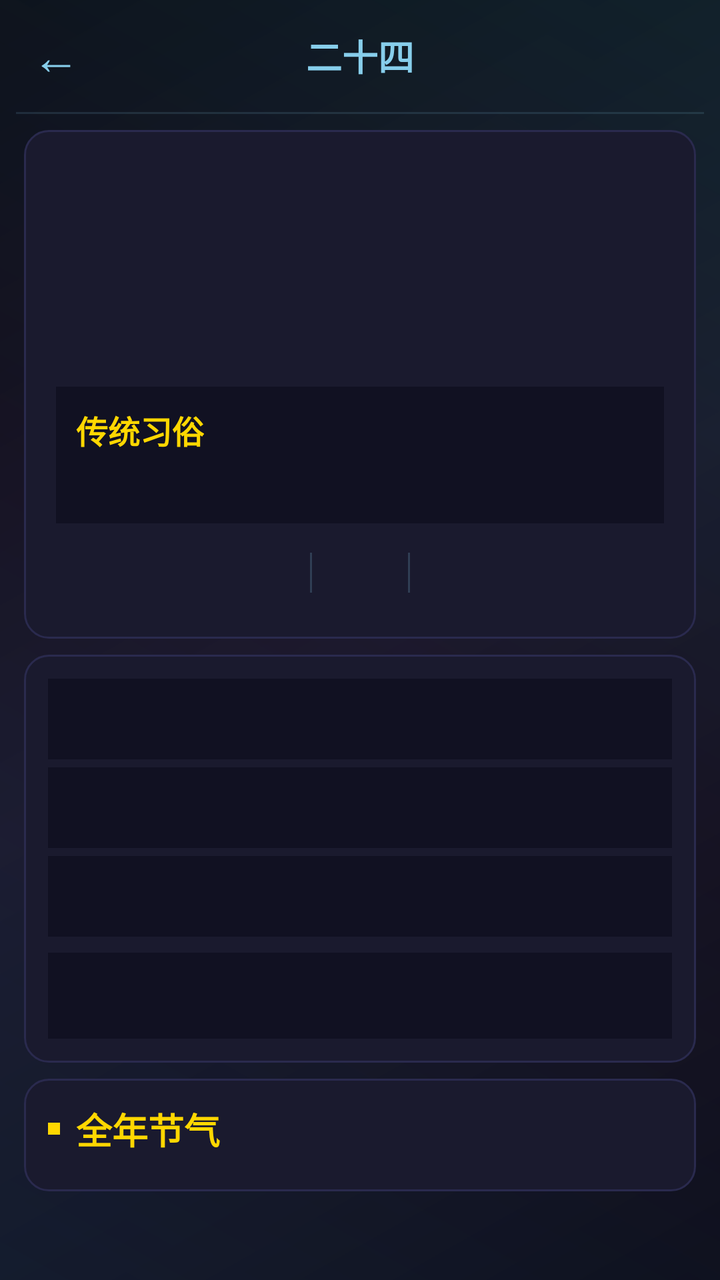
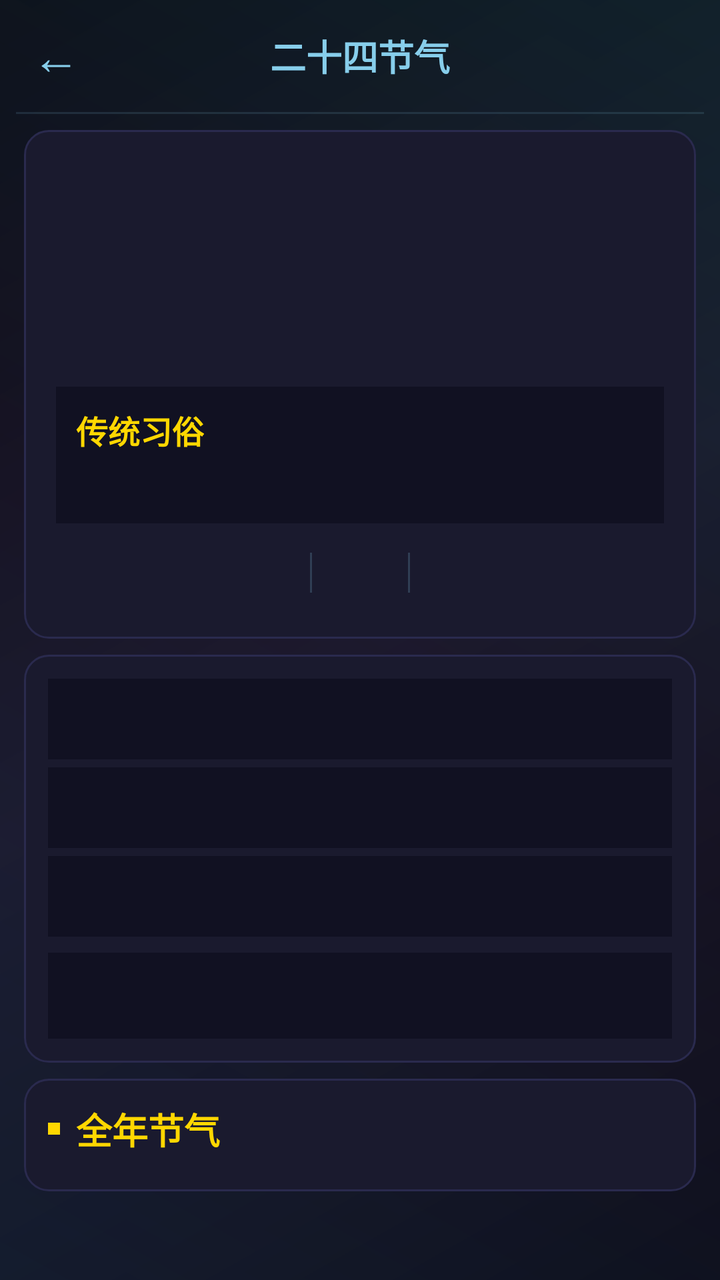

Screens rendered from an Android XML layout before and after an edit, with the pre-edit source and the edit as a unified diff.
<!-- AndroidManifest.xml: application theme Theme.TimeDisplay -->
<!-- res/layout/activity_jieqi.xml -->
<?xml version="1.0" encoding="utf-8"?>
<ScrollView xmlns:android="http://schemas.android.com/apk/res/android"
    android:layout_width="match_parent"
    android:layout_height="match_parent"
    android:background="@drawable/frosted_glass_background"
    android:scrollbarStyle="outsideOverlay">

    <LinearLayout
        android:layout_width="match_parent"
        android:layout_height="wrap_content"
        android:orientation="vertical"
        android:padding="8dp">

        <LinearLayout
            android:layout_width="match_parent"
            android:layout_height="wrap_content"
            android:orientation="horizontal"
            android:gravity="center_vertical">

            <LinearLayout
                android:id="@+id/backButton"
                android:layout_width="40dp"
                android:layout_height="40dp"
                android:gravity="center"
                android:clickable="true"
                android:onClick="goBack"
                android:background="?android:attr/selectableItemBackground">
                <TextView
                    android:layout_width="wrap_content"
                    android:layout_height="wrap_content"
                    android:text="←"
                    android:textSize="24sp"
                    android:textColor="#FF87CEEB"/>
            </LinearLayout>

            <TextView
                android:layout_width="0dp"
                android:layout_height="wrap_content"
                android:layout_weight="1"
                android:text="二十四"
                android:textSize="18sp"
                android:textColor="#FF87CEEB"
                android:gravity="center"
                android:fontFamily="sans-serif-light"
                android:textStyle="bold"/>

            <View
                android:layout_width="40dp"
                android:layout_height="40dp"/>
        </LinearLayout>

        <View
            android:layout_width="match_parent"
            android:layout_height="1dp"
            android:background="#2287CEEB"
            android:layout_marginVertical="8dp"/>

        <LinearLayout
            android:layout_width="match_parent"
            android:layout_height="wrap_content"
            android:orientation="vertical"
            android:gravity="center"
            android:padding="16dp"
            android:background="@drawable/card_background"
            android:layout_marginHorizontal="4dp">

            <TextView
                android:id="@+id/jieqiName"
                android:layout_width="wrap_content"
                android:layout_height="wrap_content"
                android:textSize="42sp"
                android:textColor="#FFD700"
                android:fontFamily="sans-serif-black"
                android:textStyle="bold"
                android:shadowColor="#88FFD700"
                android:shadowRadius="6"/>

            <TextView
                android:id="@+id/jieqiEnglish"
                android:layout_width="wrap_content"
                android:layout_height="wrap_content"
                android:textSize="14sp"
                android:textColor="#FF87CEEB"
                android:fontFamily="sans-serif-light"
                android:layout_marginTop="6dp"/>

            <TextView
                android:id="@+id/jieqiDate"
                android:layout_width="wrap_content"
                android:layout_height="wrap_content"
                android:textSize="14sp"
                android:textColor="#FFA500"
                android:fontFamily="sans-serif-light"
                android:layout_marginTop="4dp"/>

            <LinearLayout
                android:layout_width="match_parent"
                android:layout_height="wrap_content"
                android:orientation="vertical"
                android:layout_marginTop="8dp"
                android:padding="10dp"
                android:background="#111122">

                <TextView
                    android:layout_width="wrap_content"
                    android:layout_height="wrap_content"
                    android:text="传统习俗"
                    android:textSize="16sp"
                    android:textColor="#FFD700"
                    android:fontFamily="sans-serif-light"
                    android:textStyle="bold"
                    android:layout_marginBottom="6dp"/>

                <TextView
                    android:id="@+id/tradition"
                    android:layout_width="match_parent"
                    android:layout_height="wrap_content"
                    android:textSize="14sp"
                    android:textColor="#FF87CEEB"
                    android:fontFamily="sans-serif-light"
                    android:lineSpacingExtra="4dp"/>
            </LinearLayout>

            <LinearLayout
                android:layout_width="match_parent"
                android:layout_height="wrap_content"
                android:orientation="horizontal"
                android:gravity="center"
                android:layout_marginTop="8dp">

                <LinearLayout
                    android:id="@+id/prevJieqiLayout"
                    android:layout_width="wrap_content"
                    android:layout_height="wrap_content"
                    android:clickable="true"
                    android:background="?android:attr/selectableItemBackground"
                    android:padding="6dp"
                    android:paddingHorizontal="12dp">
                    <TextView
                        android:id="@+id/prevJieqi"
                        android:layout_width="wrap_content"
                        android:layout_height="wrap_content"
                        android:textSize="16sp"
                        android:textColor="#FFADD8E6"
                        android:fontFamily="sans-serif-light"/>
                </LinearLayout>

                <View
                    android:layout_width="1dp"
                    android:layout_height="20dp"
                    android:background="#3387CEEB"
                    android:layout_marginHorizontal="12dp"/>

                <TextView
                    android:id="@+id/jieqiPhenomenon"
                    android:layout_width="wrap_content"
                    android:layout_height="wrap_content"
                    android:textSize="16sp"
                    android:textColor="#FF87CEEB"
                    android:fontFamily="sans-serif-light"
                    android:paddingHorizontal="12dp"/>

                <View
                    android:layout_width="1dp"
                    android:layout_height="20dp"
                    android:background="#3387CEEB"
                    android:layout_marginHorizontal="12dp"/>

                <LinearLayout
                    android:id="@+id/nextJieqiLayout"
                    android:layout_width="wrap_content"
                    android:layout_height="wrap_content"
                    android:clickable="true"
                    android:background="?android:attr/selectableItemBackground"
                    android:padding="6dp"
                    android:paddingHorizontal="12dp">
                    <TextView
                        android:id="@+id/nextJieqi"
                        android:layout_width="wrap_content"
                        android:layout_height="wrap_content"
                        android:textSize="16sp"
                        android:textColor="#FFADD8E6"
                        android:fontFamily="sans-serif-light"/>
                </LinearLayout>
            </LinearLayout>
        </LinearLayout>

        <LinearLayout
            android:layout_width="match_parent"
            android:layout_height="wrap_content"
            android:orientation="vertical"
            android:padding="12dp"
            android:background="@drawable/card_background"
            android:layout_marginHorizontal="4dp"
            android:layout_marginTop="8dp">

            <LinearLayout
                android:layout_width="match_parent"
                android:layout_height="wrap_content"
                android:orientation="horizontal"
                android:gravity="center_vertical"
                android:padding="8dp"
                android:background="#111122"
                android:layout_marginBottom="4dp">
                <TextView
                    android:id="@+id/hou1"
                    android:layout_width="0dp"
                    android:layout_height="wrap_content"
                    android:layout_weight="1"
                    android:textSize="16sp"
                    android:textColor="#FF87CEEB"
                    android:fontFamily="sans-serif-light"/>
                <TextView
                    android:id="@+id/hou1Days"
                    android:layout_width="wrap_content"
                    android:layout_height="wrap_content"
                    android:textSize="18sp"
                    android:textColor="#FFD700"
                    android:fontFamily="sans-serif-black"
                    android:paddingStart="8dp"/>
            </LinearLayout>

            <LinearLayout
                android:layout_width="match_parent"
                android:layout_height="wrap_content"
                android:orientation="horizontal"
                android:gravity="center_vertical"
                android:padding="8dp"
                android:background="#111122"
                android:layout_marginBottom="4dp">
                <TextView
                    android:id="@+id/hou2"
                    android:layout_width="0dp"
                    android:layout_height="wrap_content"
                    android:layout_weight="1"
                    android:textSize="16sp"
                    android:textColor="#FF87CEEB"
                    android:fontFamily="sans-serif-light"/>
                <TextView
                    android:id="@+id/hou2Days"
                    android:layout_width="wrap_content"
                    android:layout_height="wrap_content"
                    android:textSize="18sp"
                    android:textColor="#FFD700"
                    android:fontFamily="sans-serif-black"
                    android:paddingStart="8dp"/>
            </LinearLayout>

            <LinearLayout
                android:layout_width="match_parent"
                android:layout_height="wrap_content"
                android:orientation="horizontal"
                android:gravity="center_vertical"
                android:padding="8dp"
                android:background="#111122">
                <TextView
                    android:id="@+id/hou3"
                    android:layout_width="0dp"
                    android:layout_height="wrap_content"
                    android:layout_weight="1"
                    android:textSize="16sp"
                    android:textColor="#FF87CEEB"
                    android:fontFamily="sans-serif-light"/>
                <TextView
                    android:id="@+id/hou3Days"
                    android:layout_width="wrap_content"
                    android:layout_height="wrap_content"
                    android:textSize="18sp"
                    android:textColor="#FFD700"
                    android:fontFamily="sans-serif-black"
                    android:paddingStart="8dp"/>
            </LinearLayout>

            <TextView
                android:id="@+id/daysToNext"
                android:layout_width="match_parent"
                android:layout_height="wrap_content"
                android:textSize="14sp"
                android:textColor="#FFA500"
                android:fontFamily="sans-serif-light"
                android:gravity="center"
                android:padding="12dp"
                android:layout_marginTop="8dp"
                android:background="#111122"/>
        </LinearLayout>

        <LinearLayout
            android:layout_width="match_parent"
            android:layout_height="wrap_content"
            android:orientation="vertical"
            android:padding="12dp"
            android:background="@drawable/card_background"
            android:layout_marginHorizontal="4dp"
            android:layout_marginTop="8dp">

            <LinearLayout
                android:layout_width="match_parent"
                android:layout_height="wrap_content"
                android:orientation="horizontal"
                android:gravity="center_vertical">
                <View
                    android:layout_width="6dp"
                    android:layout_height="6dp"
                    android:background="#FFD700"
                    android:shape="oval"
                    android:layout_marginEnd="8dp"/>
                <TextView
                    android:layout_width="wrap_content"
                    android:layout_height="wrap_content"
                    android:text="全年节气"
                    android:textSize="18sp"
                    android:textColor="#FFD700"
                    android:fontFamily="sans-serif-light"
                    android:textStyle="bold"/>
            </LinearLayout>

            <LinearLayout
                android:id="@+id/jieqiListLayout"
                android:layout_width="match_parent"
                android:layout_height="wrap_content"
                android:orientation="vertical"
                android:layout_marginTop="6dp"/>
        </LinearLayout>
    </LinearLayout>
</ScrollView>
<!-- resources referenced by this layout -->
<resources>
  <!-- drawable card_background (drawable) -->
  <?xml version="1.0" encoding="utf-8"?>
  <shape xmlns:android="http://schemas.android.com/apk/res/android"
      android:shape="rectangle">
      <solid android:color="#1a1a2e"/>
      <corners android:radius="12dp"/>
      <stroke
          android:width="1dp"
          android:color="#2a2a4e"/>
  </shape>
  <!-- drawable frosted_glass_background (drawable) -->
  <?xml version="1.0" encoding="utf-8"?>
  <layer-list xmlns:android="http://schemas.android.com/apk/res/android">
      <item>
          <shape android:shape="rectangle">
              <gradient
                  android:startColor="#FF0A0A14"
                  android:centerColor="#FF1A1A2E"
                  android:endColor="#FF0A0A14"
                  android:angle="135" />
          </shape>
      </item>
      <item>
          <shape android:shape="rectangle">
              <gradient
                  android:startColor="#204A90D9"
                  android:centerColor="#109B59B6"
                  android:endColor="#202CC7C2"
                  android:angle="45" />
          </shape>
      </item>
      <item>
          <shape android:shape="rectangle">
              <solid android:color="#30000000" />
          </shape>
      </item>
  </layer-list>
  <style name="Theme.TimeDisplay" parent="android:Theme.DeviceDefault.Light.NoActionBar.Fullscreen">
          <item name="android:windowBackground">@color/background_color</item>
          <item name="android:colorBackground">@color/background_color</item>
          <item name="android:windowFullscreen">true</item>
          <item name="android:windowContentOverlay">@null</item>
          <item name="android:statusBarColor">@android:color/transparent</item>
          <item name="android:navigationBarColor">@android:color/transparent</item>
          <item name="android:windowLightStatusBar">false</item>
          <item name="android:windowLightNavigationBar">false</item>
          <item name="android:windowTranslucentStatus">true</item>
          <item name="android:windowTranslucentNavigation">true</item>
      </style>
  <color name="background_color">#FF0A0A14</color>
</resources>

<!-- the commit's change to res/layout/activity_jieqi.xml (unified diff, before → after) -->
@@ -37,7 +37,7 @@
                 android:layout_width="0dp"
                 android:layout_height="wrap_content"
                 android:layout_weight="1"
-                android:text="二十四"
+                android:text="二十四节气"
                 android:textSize="18sp"
                 android:textColor="#FF87CEEB"
                 android:gravity="center"
